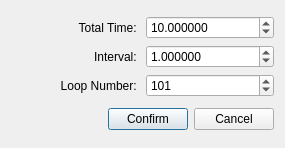
Before: the Qt Designer form ZGO2/form/dialoggomarkovperiod.ui in regissahore/Typewriter, drawn with Qt 5.
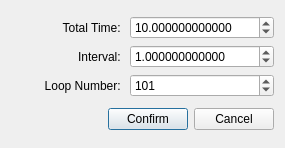
After: the same form once the commit is applied.

The edit to the form file:
```diff
--- a/ZGO2/form/dialoggomarkovperiod.ui
+++ b/ZGO2/form/dialoggomarkovperiod.ui
@@ -29,7 +29,7 @@
      <item row="1" column="1">
       <widget class="QDoubleSpinBox" name="intervalSpinBox">
        <property name="decimals">
-        <number>6</number>
+        <number>12</number>
        </property>
        <property name="maximum">
         <double>99999.990000000005239</double>
@@ -52,7 +52,7 @@
      <item row="0" column="1">
       <widget class="QDoubleSpinBox" name="totalSpinBox">
        <property name="decimals">
-        <number>6</number>
+        <number>12</number>
        </property>
        <property name="maximum">
         <double>99999.990000000005239</double>
```
